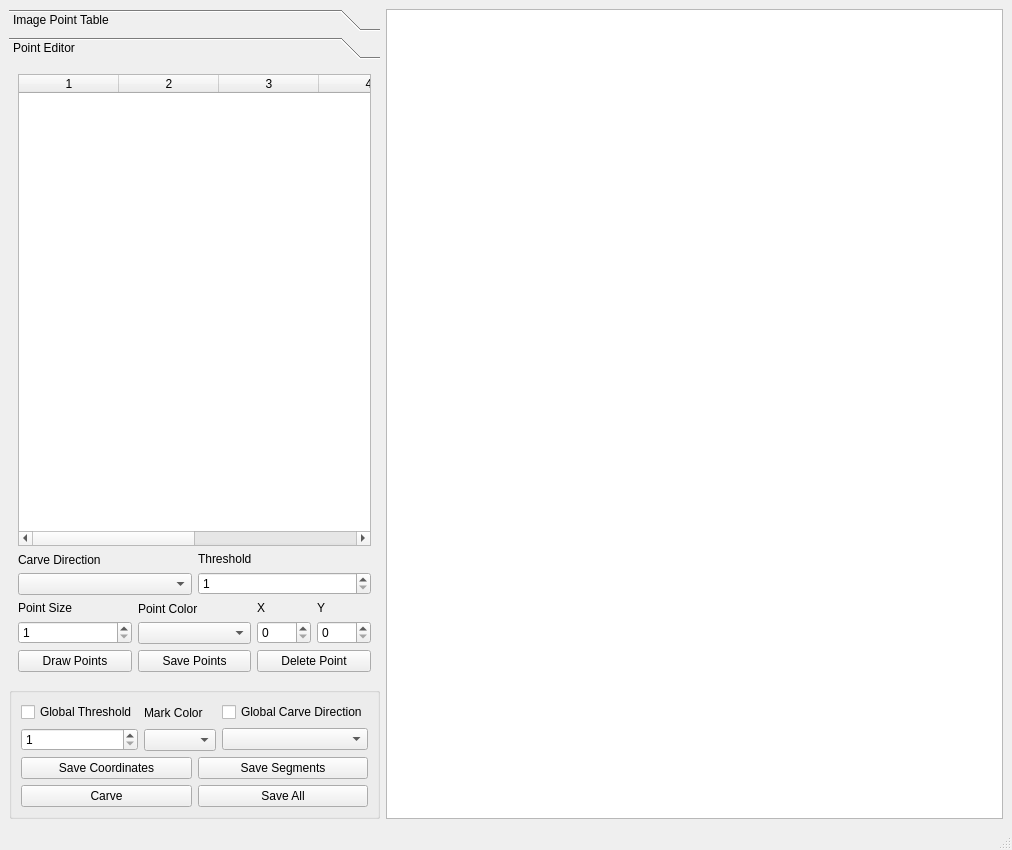
Before: the Qt Designer form pointcarver/ui/interface2.ui in D-K-E/PointCarver, drawn with Qt 5.
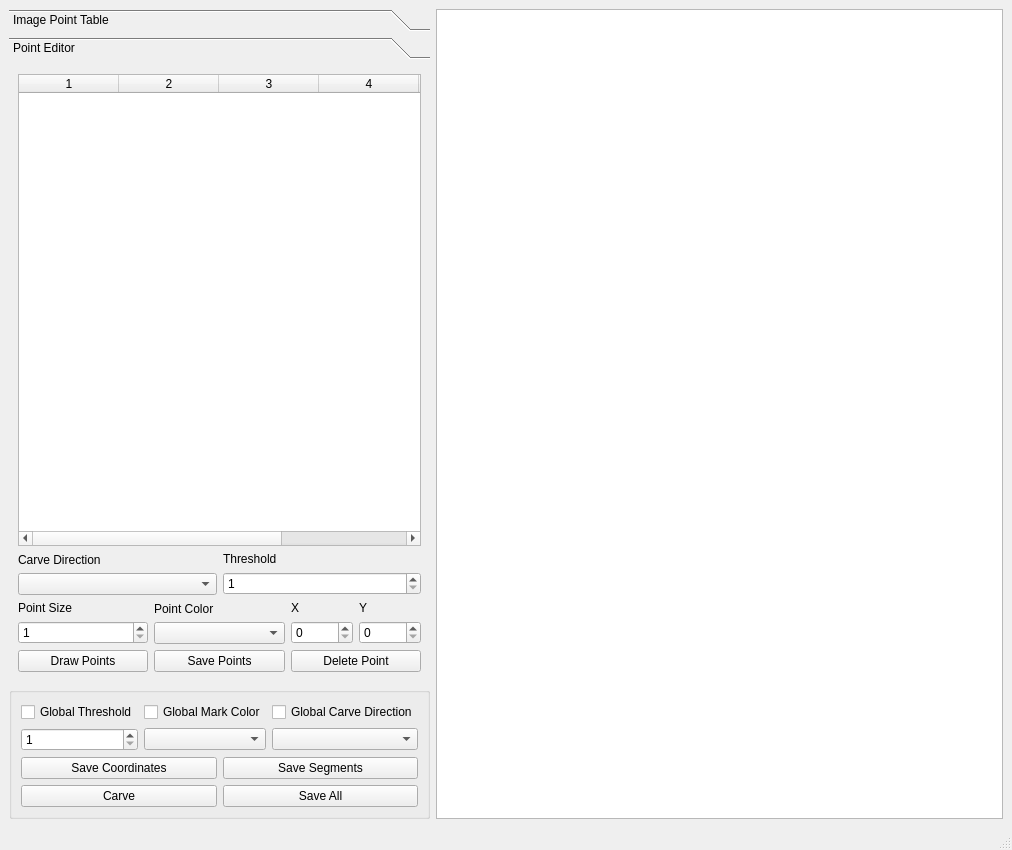
After: the same form once the commit is applied.

The edit to the form file:
```diff
--- a/pointcarver/ui/interface2.ui
+++ b/pointcarver/ui/interface2.ui
@@ -105,7 +105,7 @@
             <rect>
              <x>0</x>
              <y>0</y>
-             <width>500</width>
+             <width>568</width>
              <height>509</height>
             </rect>
            </property>
@@ -115,6 +115,9 @@
            <layout class="QVBoxLayout" name="verticalLayout_4">
             <item>
              <widget class="QTableWidget" name="pointsTable">
+              <property name="sortingEnabled">
+               <bool>true</bool>
+              </property>
               <property name="columnCount">
                <number>6</number>
               </property>
@@ -292,9 +295,9 @@
              <item>
               <layout class="QVBoxLayout" name="verticalLayout_10">
                <item>
-                <widget class="QLabel" name="markColorLabel">
+                <widget class="QCheckBox" name="globalMarkColorCBox">
                  <property name="text">
-                  <string>Mark Color</string>
+                  <string>Global Mark Color</string>
                  </property>
                 </widget>
                </item>
```
